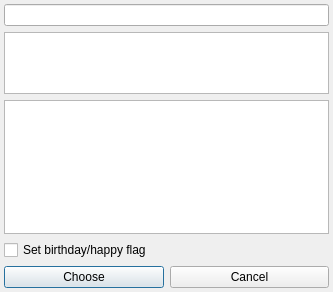
Old version of the form oscar/plugins/xstatus/statusdialog.ui in the repository euroelessar/qutim.
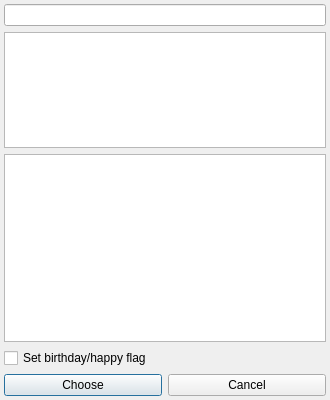
New version of the form. Icons and pictures are not drawn.

Commit message: Increase size xstatus ui

```diff
--- a/oscar/plugins/xstatus/statusdialog.ui
+++ b/oscar/plugins/xstatus/statusdialog.ui
@@ -6,8 +6,8 @@
    <rect>
     <x>0</x>
     <y>0</y>
-    <width>333</width>
-    <height>292</height>
+    <width>330</width>
+    <height>400</height>
    </rect>
   </property>
   <property name="windowTitle">
```
